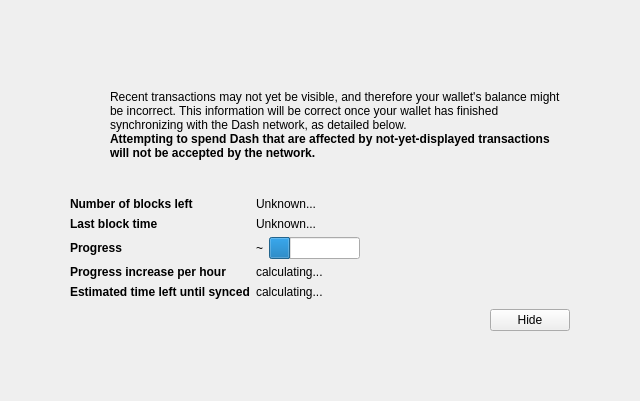
The window that src/qt/forms/modaloverlay.ui (stashpayio/stash) describes before a commit, drawn with Qt 5.
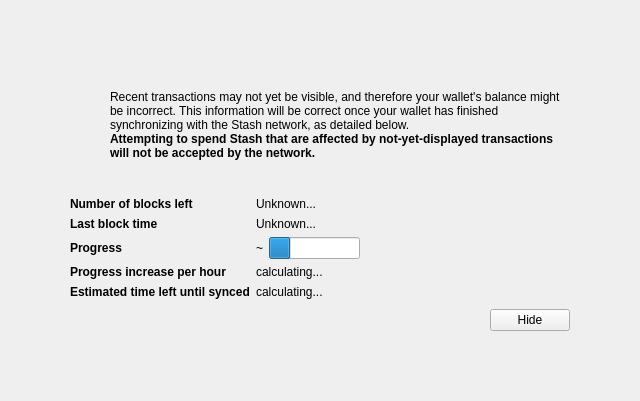
The same window after the commit. Icons and pictures are not drawn. Custom widgets are drawn as their Qt base class.

Diff of the .ui file:
```diff
--- a/src/qt/forms/modaloverlay.ui
+++ b/src/qt/forms/modaloverlay.ui
@@ -128,7 +128,7 @@
              <item>
               <widget class="QLabel" name="infoText">
                <property name="text">
-                <string>Recent transactions may not yet be visible, and therefore your wallet's balance might be incorrect. This information will be correct once your wallet has finished synchronizing with the Dash network, as detailed below.</string>
+                <string>Recent transactions may not yet be visible, and therefore your wallet's balance might be incorrect. This information will be correct once your wallet has finished synchronizing with the Stash network, as detailed below.</string>
                </property>
                <property name="textFormat">
                 <enum>Qt::RichText</enum>
@@ -147,7 +147,7 @@
                 </font>
                </property>
                <property name="text">
-                <string>Attempting to spend Dash that are affected by not-yet-displayed transactions will not be accepted by the network.</string>
+                <string>Attempting to spend Stash that are affected by not-yet-displayed transactions will not be accepted by the network.</string>
                </property>
                <property name="textFormat">
                 <enum>Qt::RichText</enum>
```
